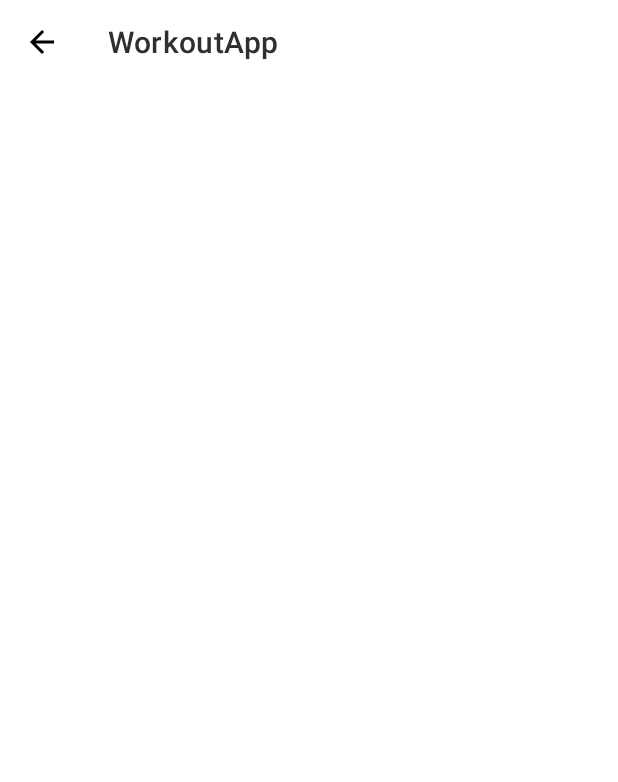
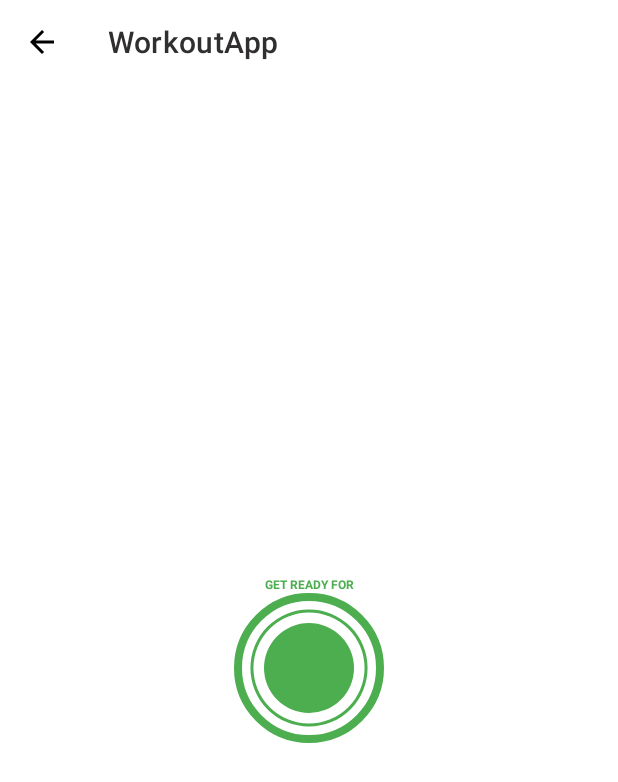
Before and after one commit to ThePeralta12/WorkOutApp, an Android app: the ExerciseActivity screen opened directly, with no data from a screen before it, on a phone screen of 412 x 824 dp. Shown: the top 782 px of the screen. Run offline under Robolectric (Android 15) with nearby library versions, the light colour scheme and no system bars.

Commit message:
Implemented Custom UI Elements For A Progressbar To Tick Counterclock wise.

```diff
--- /dev/null
+++ b/app/src/main/res/drawable/circular_progress_bar.xml
@@ -0,0 +1,13 @@
+<?xml version="1.0" encoding="utf-8"?>
+<layer-list xmlns:android="http://schemas.android.com/apk/res/android">
+    <item>
+
+        <shape
+            android:innerRadiusRatio="2.7"
+            android:shape="ring"
+            android:thicknessRatio="50.0"
+            android:useLevel="true">
+            <solid android:color="@color/green" />
+        </shape>
+    </item>
+</layer-list>
--- /dev/null
+++ b/app/src/main/res/drawable/circular_progress_bar_gray.xml
@@ -0,0 +1,13 @@
+<?xml version="1.0" encoding="utf-8"?>
+<layer-list xmlns:android="http://schemas.android.com/apk/res/android">
+    <item>
+
+        <shape
+            android:innerRadiusRatio="2.7"
+            android:shape="ring"
+            android:thicknessRatio="50.0"
+            android:useLevel="true">
+            <solid android:color="@color/lightGray" />
+        </shape>
+    </item>
+</layer-list>
--- /dev/null
+++ b/app/src/main/res/drawable/item_circular_color_accent_background.xml
@@ -0,0 +1,6 @@
+<?xml version="1.0" encoding="utf-8"?>
+<shape xmlns:android="http://schemas.android.com/apk/res/android"
+    android:shape="oval">
+    <solid android:color="@color/green" />
+
+</shape>
--- a/app/src/main/res/layout/activity_exercise.xml
+++ b/app/src/main/res/layout/activity_exercise.xml
@@ -1,5 +1,5 @@
 <?xml version="1.0" encoding="utf-8"?>
-<RelativeLayout xmlns:android="http://schemas.android.com/apk/res/android"
+<androidx.constraintlayout.widget.ConstraintLayout xmlns:android="http://schemas.android.com/apk/res/android"
     xmlns:app="http://schemas.android.com/apk/res-auto"
     xmlns:tools="http://schemas.android.com/tools"
     android:layout_width="match_parent"
@@ -7,6 +7,7 @@
     tools:context=".ExerciseActivity">
 
     <androidx.appcompat.widget.Toolbar
+        app:layout_constraintTop_toTopOf="parent"
         android:id="@+id/toolbarExercise"
         android:layout_width="match_parent"
         android:layout_height="?android:attr/actionBarSize"
@@ -14,4 +15,62 @@
         android:theme="@style/ToolbarTheme"
         app:titleTextColor="@color/titletextColor" />
 
-</RelativeLayout>
+    <TextView
+        android:id="@+id/tvTitle"
+        android:layout_width="wrap_content"
+        android:layout_height="wrap_content"
+        android:text="GET READY FOR"
+        android:textColor="@color/green"
+        android:textSize="@dimen/default_button_text_size"
+        android:textStyle="bold"
+        app:layout_constraintBottom_toTopOf="@id/flProgressBar"
+        app:layout_constraintEnd_toEndOf="parent"
+        app:layout_constraintStart_toStartOf="parent" />
+
+    <FrameLayout
+        android:id="@+id/flProgressBar"
+        android:layout_width="100dp"
+        android:layout_height="100dp"
+        android:layout_marginTop="10dp"
+        android:background="@drawable/item_circular_color_accent_border"
+        app:layout_constraintBottom_toBottomOf="parent"
+        app:layout_constraintEnd_toEndOf="parent"
+        app:layout_constraintStart_toStartOf="parent"
+        app:layout_constraintTop_toBottomOf="@id/toolbarExercise">
+
+        <ProgressBar
+            android:id="@+id/progressBar"
+            style="?android:attr/progressBarStyleHorizontal"
+            android:layout_width="100dp"
+            android:layout_height="100dp"
+            android:layout_gravity="center"
+            android:background="@drawable/circular_progress_bar_gray"
+            android:indeterminate="false"
+            android:max="10"
+            android:progress="100"
+            android:progressDrawable="@drawable/circular_progress_bar"
+            android:rotation="-90" />
+
+        <LinearLayout
+            android:layout_width="60dp"
+            android:layout_height="60dp"
+            android:layout_gravity="center"
+            android:background="@drawable/item_circular_color_accent_background"
+            android:gravity="center">
+
+            <TextView
+                android:id="@+id/tvTimer"
+                android:layout_width="wrap_content"
+                android:layout_height="wrap_content"
+                android:textColor="@color/white"
+                android:textSize="25sp"
+                android:textStyle="bold"
+                tools:text="10"
+
+                />
+        </LinearLayout>
+
+
+    </FrameLayout>
+
+</androidx.constraintlayout.widget.ConstraintLayout>
```
